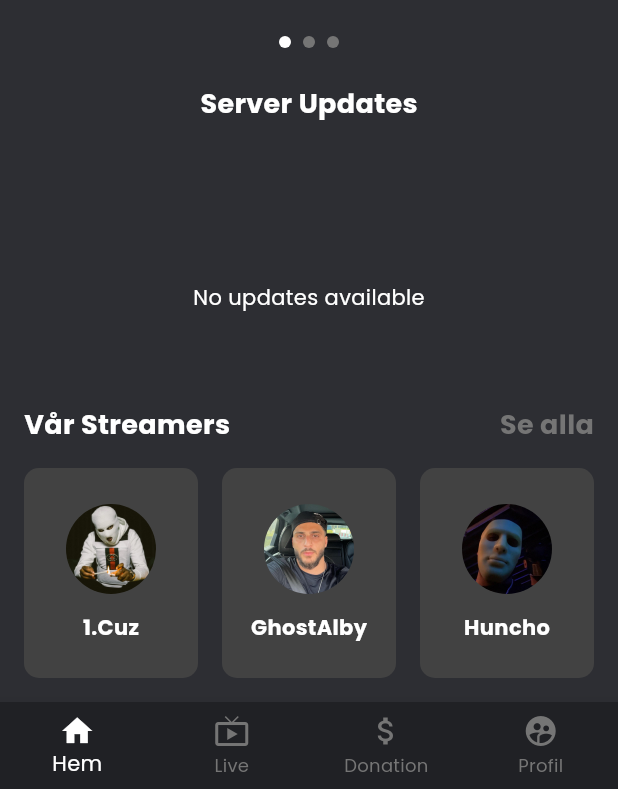
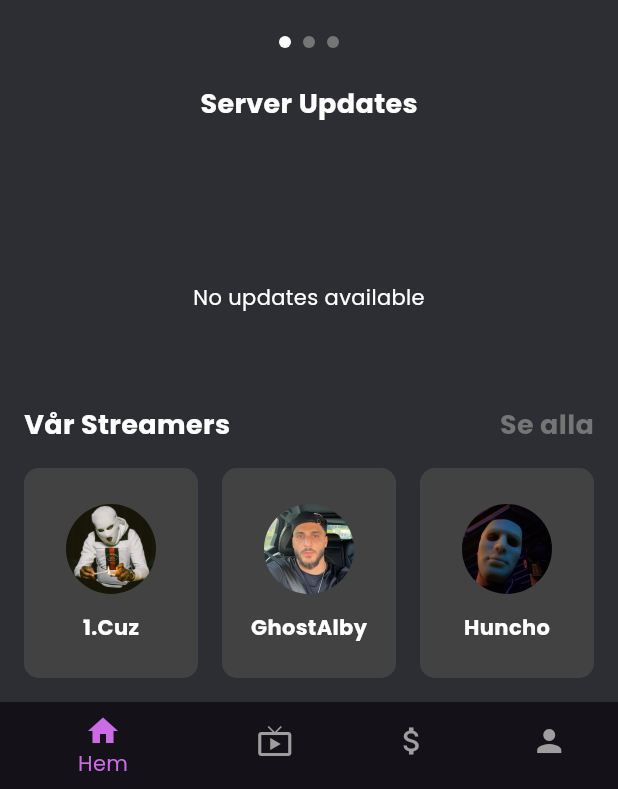
Before and after one commit to Fed0or/SwedenrpFinal, a Flutter app: the SignUp screen opened directly, after a tap on "Registerera", on a phone screen of 412 x 824 dp, the part 447-1236 px from its top. Run offline on Flutter 3.47's test engine with Material 3 defaults, Android fonts, the phone set to English and light mode, and no system bars; our stand-ins replace google_fonts; missing offline and left inert: webview_windows; network calls fail.

Commit message:
added donation

```diff
--- a/lib/screens/authentication/signup.dart
+++ b/lib/screens/authentication/signup.dart
@@ -16,15 +16,6 @@ class SignUp extends StatelessWidget {
       appBar: AppBar(
         backgroundColor: const Color.fromARGB(0, 0, 0, 0),
         elevation: 0,
-        // leading: GestureDetector(
-        //   onTap: () {
-        //     Navigator.pop(context);
-        //   },
-        //   child: Icon(
-        //     Icons.arrow_back,
-        //     color: Colors.white,
-        //   ),
-        // ),
       ),
       body: SafeArea(
         child: Padding(
@@ -87,9 +78,9 @@ class SignUp extends StatelessWidget {
                 text: "Registerera",
                 color: kPrimaryColor,
                 onPress: () {
-                  Navigator.push(
+                  Navigator.pushReplacement(
                     context,
-                    MaterialPageRoute(builder: (context) => const Master()),
+                    MaterialPageRoute(builder: (context) => const MainScreen()),
                   );
                 },
               ),
--- a/lib/screens/explore/popular_channels.dart
+++ b/lib/screens/explore/popular_channels.dart
@@ -105,7 +105,7 @@ class PopularChannels extends StatelessWidget {
                         context,
                         MaterialPageRoute(
                           builder: (context) => StreamerDetail(
-                            streamer: streamers.firstWhere((s) => s.name == "GhostAlby"),
+                            streamer: streamers.firstWhere((s) => s.name == "GhostAlby 👻"),
                             onPress: () {
                               Navigator.pop(context);
                             },
--- a/lib/screens/master.dart
+++ b/lib/screens/master.dart
@@ -1,52 +1,41 @@
 import 'package:flutter/material.dart';
 import 'package:sweden_roleplay/screens/explore/explore.dart';
 import 'package:sweden_roleplay/screens/games/streamers.dart';
+import 'package:sweden_roleplay/screens/donation/donation_page.dart';
 import 'package:sweden_roleplay/screens/profile/profile.dart';
-import 'package:sweden_roleplay/screens/search/search.dart';
 import 'package:sweden_roleplay/utils/constants.dart';
 
-class Master extends StatefulWidget {
-  const Master({super.key});
+class MainScreen extends StatefulWidget {
+  const MainScreen({Key? key}) : super(key: key);
 
   @override
-  State<Master> createState() => _MasterState();
+  State<MainScreen> createState() => _MainScreenState();
 }
 
-class _MasterState extends State<Master> {
-  int page = 0;
+class _MainScreenState extends State<MainScreen> {
+  int _selectedIndex = 0;
+
+  static const List<Widget> _widgetOptions = <Widget>[
+    Explore(),
+    Streamers(),
+    DonationPage(),
+    Profile(),
+  ];
+
+  void _onItemTapped(int index) {
+    setState(() {
+      _selectedIndex = index;
+    });
+  }
 
   @override
   Widget build(BuildContext context) {
     return Scaffold(
-      body: AnimatedSwitcher(
-        duration: const Duration(milliseconds: 250),
-        child: getBody(),
+      body: Center(
+        child: _widgetOptions.elementAt(_selectedIndex),
       ),
-      bottomNavigationBar: getBottomNavigationBar(),
-    );
-  }
-
-  Widget getBody() {
-    return IndexedStack(
-      index: page,
-      children: const [Explore(), Streamers(), Search(), Profile()],
-    );
-  }
-
-  Widget getBottomNavigationBar() {
-    return BottomNavigationBar(
-      backgroundColor: kBottomNavigationBar,
-      selectedItemColor: Colors.white,
-      unselectedItemColor: Colors.grey[600],
-      currentIndex: page,
-      onTap: (index) {
-        setState(
-          () {
-            page = index;
-          },
-        );
-      },
-      items: const [
+      bottomNavigationBar: BottomNavigationBar(
+        items: const <BottomNavigationBarItem>[
           BottomNavigationBarItem(
             icon: Icon(Icons.home),
             label: 'Hem',
@@ -60,11 +49,15 @@ class _MasterState extends State<Master> {
             label: 'Donation',
           ),
           BottomNavigationBarItem(
-          icon: Icon(Icons.supervised_user_circle),
+            icon: Icon(Icons.person),
             label: 'Profil',
           ),
         ],
-      type: BottomNavigationBarType.fixed,
+        currentIndex: _selectedIndex,
+        selectedItemColor: kPrimaryColor,
+        unselectedItemColor: Colors.grey,
+        onTap: _onItemTapped,
+      ),
     );
   }
 }
```
Also changed, not shown: lib/screens/authentication/login.dart (+2 -11 lines), lib/screens/authentication/welcome.dart (+4 -4 lines), lib/screens/donation/donation_page.dart (added, +90 -0 lines), lib/screens/donation/item_detail_page.dart (added, +85 -0 lines), assets/icons/logo.png, assets/icons/logo11.png (added), assets/icons/logo2.png (added), assets/images/ammo.png (added), assets/images/klader.png (added), assets/images/krimmenu.png (added), assets/images/unban.png (added), assets/images/vapen.png (added). Lines whose indentation alone changed are shown as unchanged.
